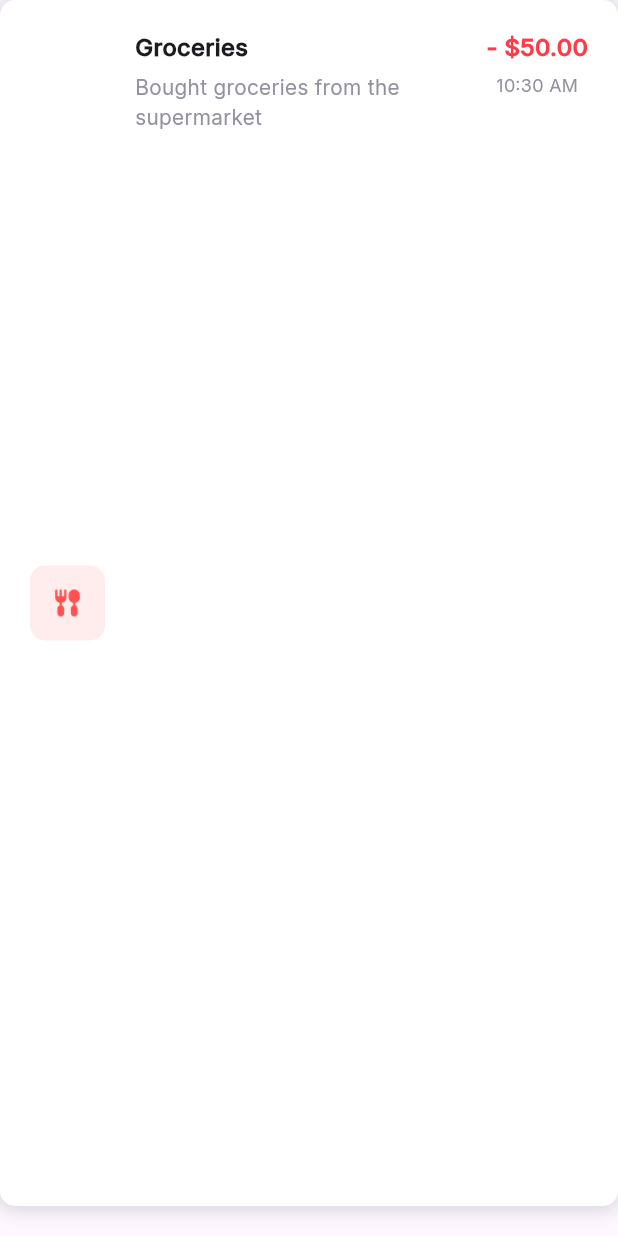
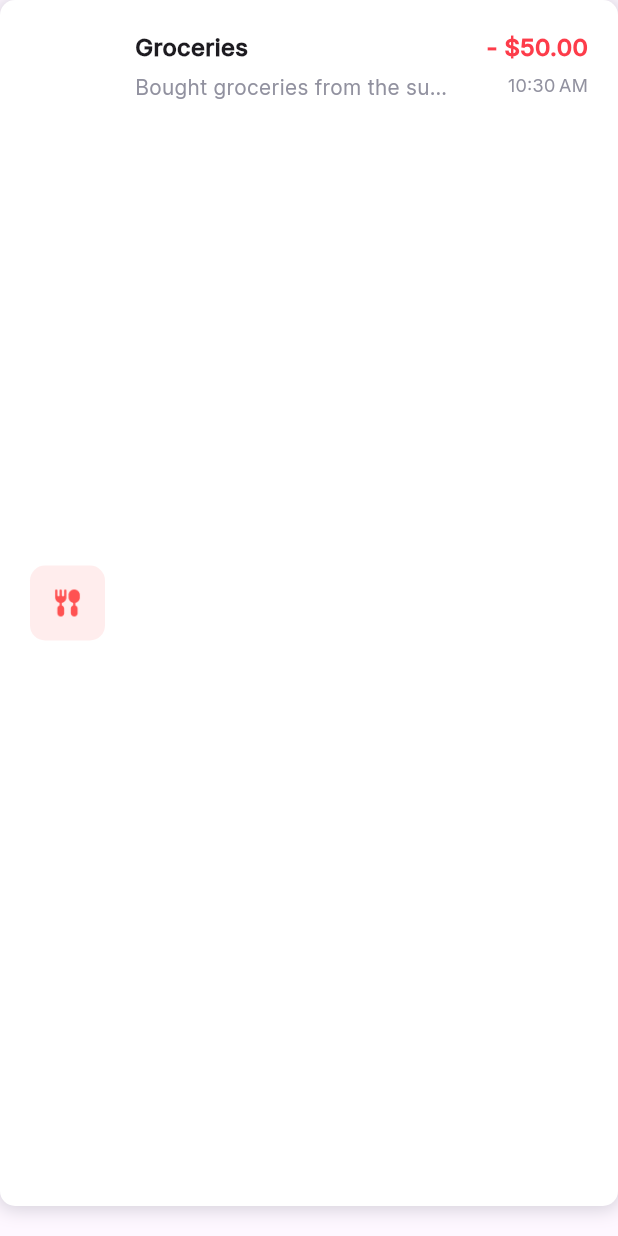
Before and after one commit to cusaldmsr/expenz_tracker_app, a Flutter app: the ExpenseCard widget shown alone on an empty page, opened directly, on a phone screen of 412 x 824 dp. Run offline on Flutter 3.47's test engine with Material 3 defaults, Android fonts, the light colour scheme and no system bars; our stand-ins replace shared_preferences, smooth_page_indicator; accounts and stored records are empty.

Commit message:
Enhance ExpenseCard widget to improve date formatting and text overflow handling

```diff
--- a/lib/widgets/expense_card.dart
+++ b/lib/widgets/expense_card.dart
@@ -1,6 +1,7 @@
 import 'package:expenz_tracker_app/constants/colors.dart';
 import 'package:expenz_tracker_app/models/expens_model.dart';
 import 'package:flutter/material.dart';
+import 'package:intl/intl.dart';
 
 class ExpenseCard extends StatelessWidget {
   final String title;
@@ -73,13 +74,15 @@ class ExpenseCard extends StatelessWidget {
                   style: const TextStyle(
                     fontSize: 14.0,
                     color: kGrey,
-                    overflow: TextOverflow.clip,
+                    overflow: TextOverflow.ellipsis,
                   ),
                 ),
               ],
             ),
           ),
+          SizedBox(width: 20.0),
           Column(
+            crossAxisAlignment: CrossAxisAlignment.end,
             children: [
               Text(
                 '- ' + '\$${amount.toStringAsFixed(2)}',
@@ -91,7 +94,7 @@ class ExpenseCard extends StatelessWidget {
               ),
               const SizedBox(height: 5.0),
               Text(
-                '${date.hour > 12 ? date.hour - 12 : (date.hour == 0 ? 12 : date.hour)}:${date.minute.toString().padLeft(2, '0')} ${date.hour >= 12 ? 'PM' : 'AM'}',
+                DateFormat.jm().format(createdAt),
                 style: const TextStyle(fontSize: 12.0, color: kGrey),
               ),
             ],
```
